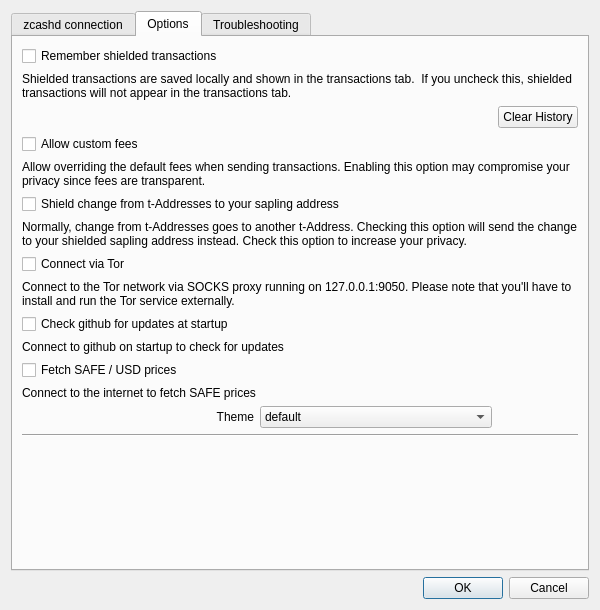
zerocurrencycoin/zerowallet, file src/settings.ui: the form before one commit.
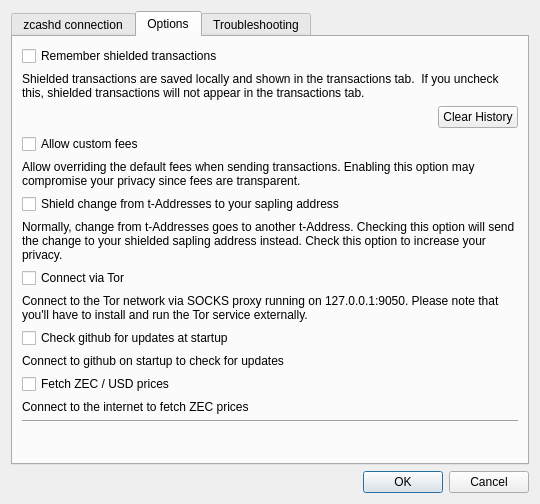
The form after the commit. Icons and pictures are not drawn.

```diff
--- a/src/settings.ui
+++ b/src/settings.ui
@@ -6,16 +6,10 @@
    <rect>
     <x>0</x>
     <y>0</y>
-    <width>600</width>
-    <height>610</height>
+    <width>540</width>
+    <height>504</height>
    </rect>
   </property>
-  <property name="sizePolicy">
-   <sizepolicy hsizetype="Expanding" vsizetype="Preferred">
-    <horstretch>0</horstretch>
-    <verstretch>0</verstretch>
-   </sizepolicy>
-  </property>
   <property name="minimumSize">
    <size>
     <width>540</width>
@@ -151,86 +145,61 @@
        <string>Options</string>
       </attribute>
       <layout class="QGridLayout" name="gridLayout">
-       <item row="4" column="0" colspan="3">
-        <widget class="QLabel" name="label_6">
-         <property name="text">
-          <string>Allow overriding the default fees when sending transactions. Enabling this option may compromise your privacy since fees are transparent. </string>
+       <item row="14" column="0" colspan="2">
+        <spacer name="verticalSpacer_2">
+         <property name="orientation">
+          <enum>Qt::Vertical</enum>
          </property>
-         <property name="wordWrap">
-          <bool>true</bool>
+         <property name="sizeHint" stdset="0">
+          <size>
+           <width>20</width>
+           <height>40</height>
+          </size>
          </property>
-        </widget>
+        </spacer>
        </item>
-       <item row="11" column="0" colspan="3">
-        <widget class="QCheckBox" name="chkFetchPrices">
-         <property name="text">
-          <string>Fetch SAFE / USD prices</string>
-         </property>
-        </widget>
-       </item>
-       <item row="3" column="0">
-        <widget class="QCheckBox" name="chkCustomFees">
-         <property name="text">
-          <string>Allow custom fees</string>
-         </property>
-        </widget>
-       </item>
-       <item row="16" column="0" colspan="3">
-        <widget class="Line" name="line_2">
+       <item row="2" column="0">
+        <spacer name="horizontalSpacer">
          <property name="orientation">
           <enum>Qt::Horizontal</enum>
          </property>
+         <property name="sizeHint" stdset="0">
+          <size>
+           <width>40</width>
+           <height>20</height>
+          </size>
+         </property>
+        </spacer>
+       </item>
+       <item row="7" column="0">
+        <widget class="QCheckBox" name="chkTor">
+         <property name="text">
+          <string>Connect via Tor</string>
+         </property>
         </widget>
        </item>
-       <item row="9" column="0" colspan="3">
+       <item row="9" column="0" colspan="2">
         <widget class="QCheckBox" name="chkCheckUpdates">
          <property name="text">
           <string>Check github for updates at startup</string>
          </property>
         </widget>
        </item>
-       <item row="5" column="0" colspan="3">
-        <widget class="QCheckBox" name="chkAutoShield">
-         <property name="text">
-          <string>Shield change from t-Addresses to your sapling address</string>
-         </property>
-        </widget>
-       </item>
-       <item row="17" column="0" colspan="3">
-        <spacer name="verticalSpacer_2">
+       <item row="13" column="0" colspan="2">
+        <widget class="Line" name="line_2">
          <property name="orientation">
-          <enum>Qt::Vertical</enum>
-         </property>
-         <property name="sizeHint" stdset="0">
-          <size>
-           <width>20</width>
-           <height>40</height>
-          </size>
-         </property>
-        </spacer>
-       </item>
-       <item row="2" column="2">
-        <widget class="QPushButton" name="btnClearSaved">
-         <property name="text">
-          <string>Clear History</string>
+          <enum>Qt::Horizontal</enum>
          </property>
         </widget>
        </item>
-       <item row="0" column="0" colspan="3">
+       <item row="0" column="0" colspan="2">
         <widget class="QCheckBox" name="chkSaveTxs">
          <property name="text">
           <string>Remember shielded transactions</string>
          </property>
         </widget>
        </item>
-       <item row="7" column="0">
-        <widget class="QCheckBox" name="chkTor">
-         <property name="text">
-          <string>Connect via Tor</string>
-         </property>
-        </widget>
-       </item>
-       <item row="6" column="0" colspan="3">
+       <item row="6" column="0" colspan="2">
         <widget class="QLabel" name="label_7">
          <property name="text">
           <string>Normally, change from t-Addresses goes to another t-Address. Checking this option will send the change to your shielded sapling address instead. Check this option to increase your privacy.</string>
@@ -240,43 +209,24 @@
          </property>
         </widget>
        </item>
-       <item row="12" column="0" colspan="3">
-        <widget class="QLabel" name="label_10">
+       <item row="4" column="0" colspan="2">
+        <widget class="QLabel" name="label_6">
          <property name="text">
-          <string>Connect to the internet to fetch SAFE prices</string>
+          <string>Allow overriding the default fees when sending transactions. Enabling this option may compromise your privacy since fees are transparent. </string>
          </property>
+         <property name="wordWrap">
+          <bool>true</bool>
+         </property>
         </widget>
        </item>
-       <item row="2" column="0">
-        <spacer name="horizontalSpacer">
-         <property name="orientation">
-          <enum>Qt::Horizontal</enum>
-         </property>
-         <property name="sizeHint" stdset="0">
-          <size>
-           <width>40</width>
-           <height>20</height>
-          </size>
-         </property>
-        </spacer>
-       </item>
-       <item row="13" column="0">
-        <widget class="QLabel" name="label_20">
-         <property name="sizePolicy">
-          <sizepolicy hsizetype="Preferred" vsizetype="Preferred">
-           <horstretch>0</horstretch>
-           <verstretch>0</verstretch>
-          </sizepolicy>
-         </property>
+       <item row="2" column="1">
+        <widget class="QPushButton" name="btnClearSaved">
          <property name="text">
-          <string>Theme</string>
+          <string>Clear History</string>
          </property>
-         <property name="alignment">
-          <set>Qt::AlignRight|Qt::AlignTrailing|Qt::AlignVCenter</set>
-         </property>
         </widget>
        </item>
-       <item row="1" column="0" colspan="3">
+       <item row="1" column="0" colspan="2">
         <widget class="QLabel" name="label_5">
          <property name="text">
           <string>Shielded transactions are saved locally and shown in the transactions tab.  If you uncheck this, shielded transactions will not appear in the transactions tab.</string>
@@ -286,7 +236,21 @@
          </property>
         </widget>
        </item>
-       <item row="8" column="0" colspan="3">
+       <item row="3" column="0">
+        <widget class="QCheckBox" name="chkCustomFees">
+         <property name="text">
+          <string>Allow custom fees</string>
+         </property>
+        </widget>
+       </item>
+       <item row="5" column="0" colspan="2">
+        <widget class="QCheckBox" name="chkAutoShield">
+         <property name="text">
+          <string>Shield change from t-Addresses to your sapling address</string>
+         </property>
+        </widget>
+       </item>
+       <item row="8" column="0" colspan="2">
         <widget class="QLabel" name="lblTor">
          <property name="text">
           <string>Connect to the Tor network via SOCKS proxy running on 127.0.0.1:9050. Please note that you'll have to install and run the Tor service externally.</string>
@@ -296,45 +260,25 @@
          </property>
         </widget>
        </item>
-       <item row="10" column="0" colspan="3">
+       <item row="10" column="0" colspan="2">
         <widget class="QLabel" name="label_8">
          <property name="text">
           <string>Connect to github on startup to check for updates</string>
          </property>
         </widget>
        </item>
-       <item row="13" column="1">
-        <widget class="QComboBox" name="comboBoxTheme">
-         <property name="sizePolicy">
-          <sizepolicy hsizetype="MinimumExpanding" vsizetype="Fixed">
-           <horstretch>0</horstretch>
-           <verstretch>0</verstretch>
-          </sizepolicy>
+       <item row="12" column="0" colspan="2">
+        <widget class="QLabel" name="label_10">
+         <property name="text">
+          <string>Connect to the internet to fetch ZEC prices</string>
          </property>
-         <item>
-          <property name="text">
-           <string>default</string>
-          </property>
-         </item>
-         <item>
-          <property name="text">
-           <string>blue</string>
-          </property>
-          <property name="icon">
-           <iconset>
-            <normaloff>:/images/blue/res/images/blue/checked.png</normaloff>:/images/blue/res//images/blue/checked.png</iconset>
-          </property>
-         </item>
-         <item>
-          <property name="text">
-           <string>light</string>
-          </property>
-         </item>
-         <item>
-          <property name="text">
-           <string>dark</string>
-          </property>
-         </item>
+        </widget>
+       </item>
+       <item row="11" column="0" colspan="2">
+        <widget class="QCheckBox" name="chkFetchPrices">
+         <property name="text">
+          <string>Fetch ZEC / USD prices</string>
+         </property>
         </widget>
        </item>
       </layout>
```
Left out of the diff: 20 changed lines with no effect on the pictures.
